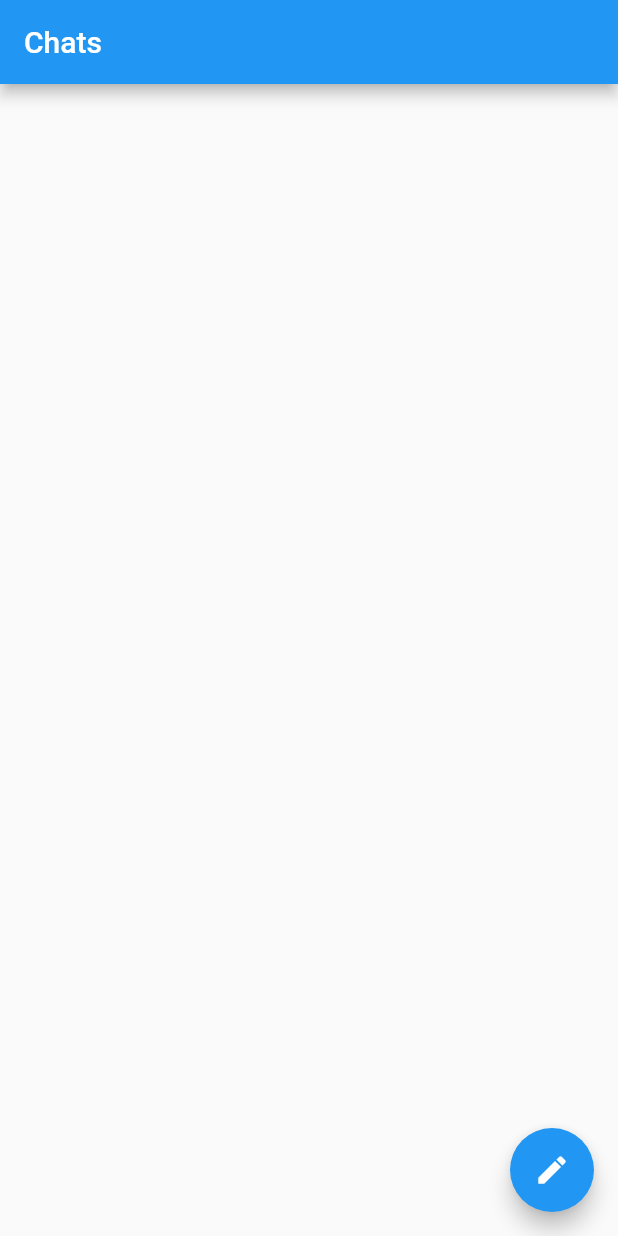
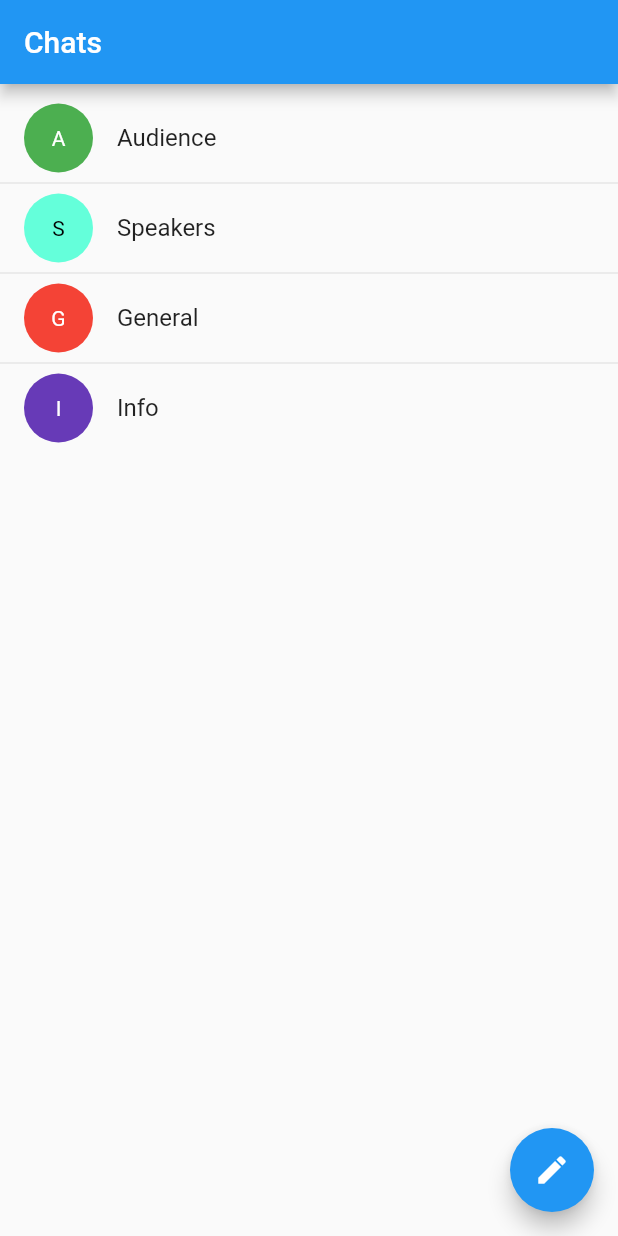
Before and after one commit to lesnitsky/flutter_firebase_chat, a Flutter app: the screen it shows after launch, on a phone screen of 412 x 824 dp. Run offline on Flutter 3.47's test engine with Material 2 defaults, Android fonts, the phone set to English and light mode, and no system bars; generated files the repository leaves out were written again.

Commit message:
imlement chat list

```diff
--- a/lib/screens/chat_list_screen.dart
+++ b/lib/screens/chat_list_screen.dart
@@ -1,12 +1,13 @@
 import 'package:flutter/material.dart';
 import 'package:flutter_firebase_chat/screens/new_chat_screen.dart';
+import 'package:flutter_firebase_chat/widgets/chat_list.dart';
 
 class ChatListScreen extends StatelessWidget {
   @override
   Widget build(BuildContext context) {
     return Scaffold(
       appBar: AppBar(title: Text('Chats')),
-      body: Container(),
+      body: ChatList(),
       floatingActionButton: FloatingActionButton(
         child: Icon(Icons.edit),
         onPressed: () {
--- /dev/null
+++ b/lib/widgets/chat_avatar.dart
@@ -0,0 +1,39 @@
+import 'package:flutter/material.dart';
+
+const _colors = [
+  Colors.deepOrange,
+  Colors.red,
+  Colors.green,
+  Colors.deepPurple,
+  Colors.brown,
+  Colors.teal,
+  Colors.tealAccent,
+];
+
+class ChatAvatar extends StatelessWidget {
+  final String title;
+
+  const ChatAvatar({Key key, this.title}) : super(key: key);
+
+  @override
+  Widget build(BuildContext context) {
+    final color = _colors[title.codeUnitAt(0) % _colors.length];
+
+    final l = color.computeLuminance();
+
+    return Container(
+      width: 46,
+      height: 46,
+      decoration: BoxDecoration(
+        borderRadius: BorderRadius.circular(23),
+        color: color,
+      ),
+      child: Center(
+        child: Text(
+          title[0].toUpperCase(),
+          style: TextStyle(color: l > 0.5 ? Colors.black : Colors.white),
+        ),
+      ),
+    );
+  }
+}
--- /dev/null
+++ b/lib/widgets/chat_list.dart
@@ -0,0 +1,42 @@
+import 'package:flutter/material.dart';
+import 'package:flutter_firebase_chat/entities/chat.dart';
+import 'package:flutter_firebase_chat/entities/chat_list_state.dart';
+import 'package:flutter_firebase_chat/screens/chat_screen.dart';
+import 'package:flutter_firebase_chat/widgets/chat_avatar.dart';
+
+final mockState = ChatListState(
+  chats: [
+    Chat(id: '1', title: 'Audience'),
+    Chat(id: '2', title: 'Speakers'),
+    Chat(id: '3', title: 'General'),
+    Chat(id: '4', title: 'Info'),
+  ],
+);
+
+class ChatList extends StatelessWidget {
+  @override
+  Widget build(BuildContext context) {
+    final listState = mockState;
+
+    return ListView.separated(
+      padding: const EdgeInsets.symmetric(vertical: 8),
+      itemCount: listState.chats.length,
+      itemBuilder: (context, index) {
+        final chat = listState.chats[index];
+
+        return ListTile(
+          leading: ChatAvatar(title: chat.title),
+          title: Text(chat.title),
+          onTap: () {
+            Navigator.of(context).push(
+              MaterialPageRoute(
+                builder: (context) => ChatScreen(title: chat.title),
+              ),
+            );
+          },
+        );
+      },
+      separatorBuilder: (context, index) => Divider(height: 4),
+    );
+  }
+}
```
